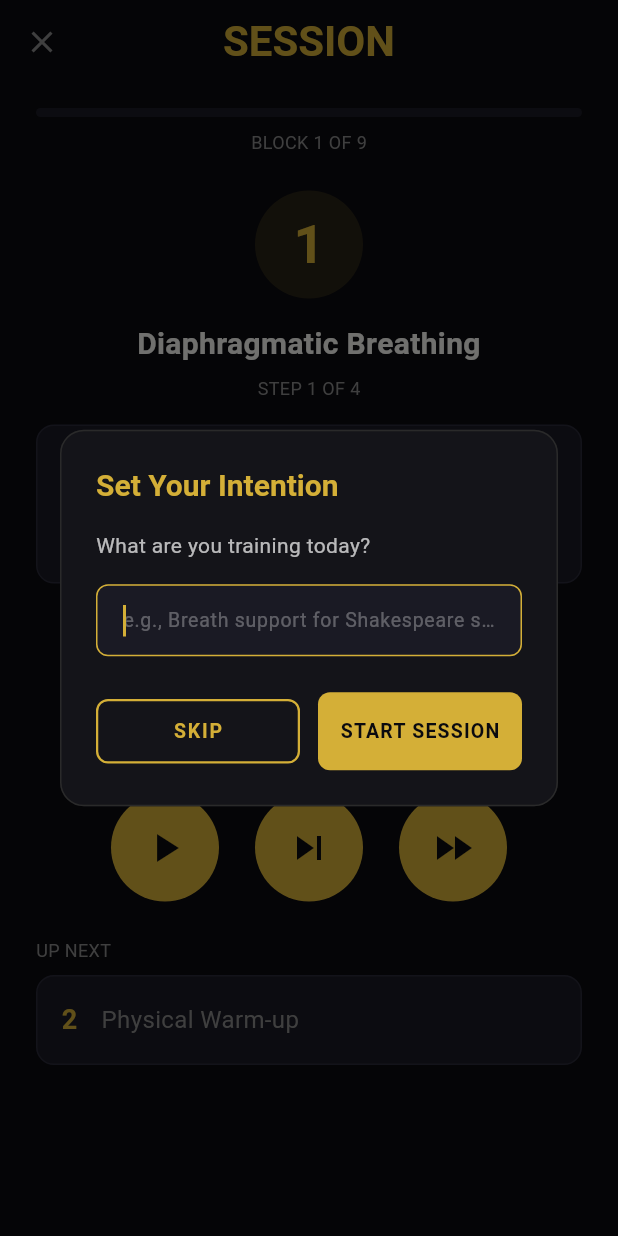
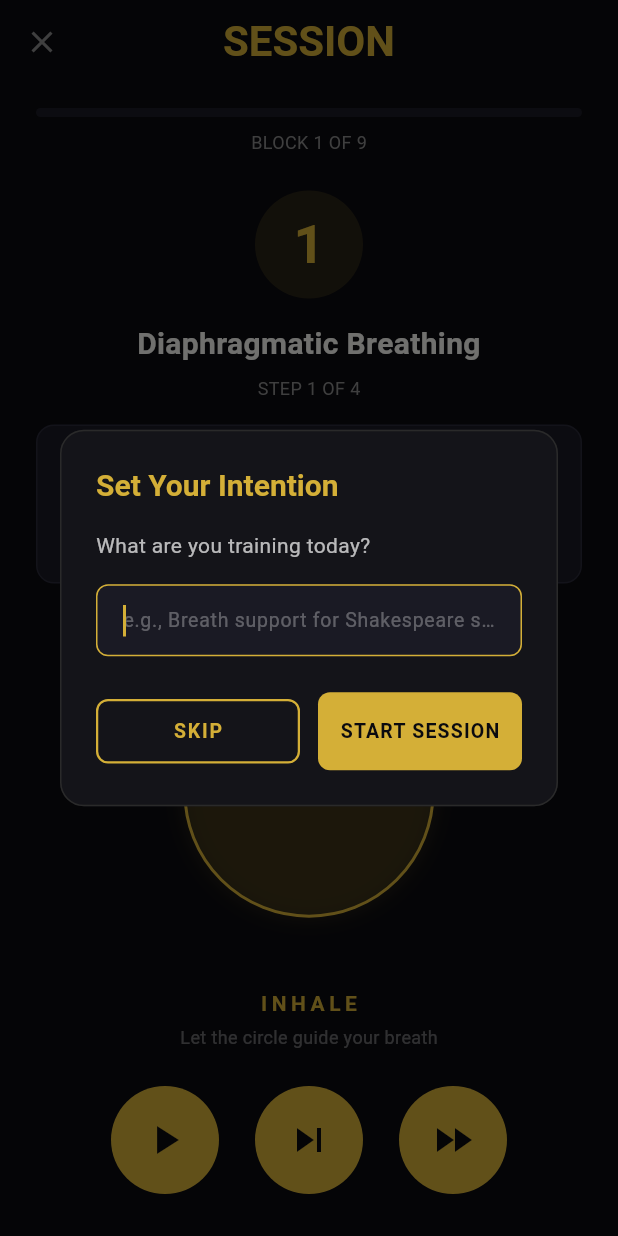
Before and after one commit to Sundaram6/Actor-Trainor, a Flutter app: the SessionScreen screen opened directly, on a phone screen of 412 x 824 dp. Run offline on Flutter 3.47's test engine with Material 3 defaults, Android fonts, the light colour scheme and no system bars; our stand-ins replace audioplayers, clock, drift, drift_flutter, flutter_local_notifications, flutter_riverpod and 5 more; accounts and stored records are empty; generated files the repository leaves out were written again.

Commit message:
feat(session): add smooth animated breathing visual guide on Block 1

```diff
--- a/lib/screens/session_screen.dart
+++ b/lib/screens/session_screen.dart
@@ -9,6 +9,7 @@ import '../providers/database_provider.dart';
 import '../database/database.dart';
 import '../services/sound_service.dart';
 import '../services/tts_service.dart';
+import '../widgets/breathing_guide.dart';
 import 'package:wakelock_plus/wakelock_plus.dart';
 import '../services/session_state_service.dart';
 import 'session_completion_screen.dart';
@@ -929,6 +930,13 @@ class _SessionScreenState extends ConsumerState<SessionScreen>
                       ),
                     ],
                     const SizedBox(height: 24),
+                    if (_currentIndex == 0 && kRoutineBlocks[0].subSteps != null)
+                      BreathingGuide(
+                        key: ValueKey('breath_${_currentIndex}_$_subStepIndex'),
+                        durationSeconds: _secondsRemaining,
+                        isPaused: _isPaused,
+                      )
+                    else
                       Text(
                         _timeText,
                         style: AppTextStyles.h1.copyWith(
--- /dev/null
+++ b/lib/widgets/breathing_guide.dart
@@ -0,0 +1,173 @@
+import 'package:flutter/material.dart';
+
+class BreathingGuide extends StatefulWidget {
+  final int? durationSeconds;
+  final bool isPaused;
+
+  const BreathingGuide({
+    super.key,
+    this.durationSeconds,
+    this.isPaused = false,
+  });
+
+  @override
+  State<BreathingGuide> createState() => _BreathingGuideState();
+}
+
+class _BreathingGuideState extends State<BreathingGuide>
+    with SingleTickerProviderStateMixin {
+  late final AnimationController _controller;
+
+  @override
+  void initState() {
+    super.initState();
+    _controller = AnimationController(
+      vsync: this,
+      duration: const Duration(seconds: 12),
+    );
+    if (!widget.isPaused) {
+      _controller.repeat();
+    }
+  }
+
+  @override
+  void didUpdateWidget(covariant BreathingGuide oldWidget) {
+    super.didUpdateWidget(oldWidget);
+    if (widget.isPaused != oldWidget.isPaused) {
+      if (widget.isPaused) {
+        _controller.stop();
+      } else {
+        _controller.repeat();
+      }
+    }
+  }
+
+  @override
+  void dispose() {
+    _controller.dispose();
+    super.dispose();
+  }
+
+  @override
+  Widget build(BuildContext context) {
+    final mediaQuery = MediaQuery.of(context);
+    final reduceMotion = mediaQuery.disableAnimations;
+
+    if (reduceMotion) {
+      return Column(
+        mainAxisSize: MainAxisSize.min,
+        children: [
+          Container(
+            width: 160,
+            height: 160,
+            decoration: BoxDecoration(
+              shape: BoxShape.circle,
+              color: const Color(0xFFD4AF37).withValues(alpha: 0.12),
+              border: Border.all(color: const Color(0xFFD4AF37), width: 2),
+            ),
+          ),
+          const SizedBox(height: 16),
+          const Text(
+            'BREATHE',
+            style: TextStyle(
+              color: Color(0xFFD4AF37),
+              fontSize: 14,
+              fontWeight: FontWeight.w700,
+              letterSpacing: 3,
+            ),
+          ),
+          const SizedBox(height: 4),
+          const Text(
+            'Let the circle guide your breath',
+            style: TextStyle(
+              color: Colors.white38,
+              fontSize: 12,
+            ),
+          ),
+        ],
+      );
+    }
+
+    return AnimatedBuilder(
+      animation: _controller,
+      builder: (context, child) {
+        final t = _controller.value;
+        double sizeRatio;
+        String label;
+
+        if (t < 0.3333) {
+          // Inhale (0.0 to 0.3333 -> 4 seconds)
+          sizeRatio = t / 0.3333;
+          label = 'INHALE';
+        } else if (t < 0.5000) {
+          // Hold at max (0.3333 to 0.5000 -> 2 seconds)
+          sizeRatio = 1.0;
+          label = 'HOLD';
+        } else if (t < 0.8333) {
+          // Exhale (0.5000 to 0.8333 -> 4 seconds)
+          sizeRatio = 1.0 - ((t - 0.5000) / 0.3333);
+          label = 'EXHALE';
+        } else {
+          // Hold at min (0.8333 to 1.0000 -> 2 seconds)
+          sizeRatio = 0.0;
+          label = 'HOLD';
+        }
+
+        final currentSize = 120.0 + (sizeRatio * 100.0); // 120px to 220px
+
+        return Column(
+          mainAxisSize: MainAxisSize.min,
+          children: [
+            SizedBox(
+              height: 230,
+              width: 230,
+              child: Center(
+                child: Container(
+                  width: currentSize,
+                  height: currentSize,
+                  decoration: BoxDecoration(
+                    shape: BoxShape.circle,
+                    color: const Color(0xFFD4AF37).withValues(
+                      alpha: 0.08 + (sizeRatio * 0.14),
+                    ),
+                    border: Border.all(
+                      color: const Color(0xFFD4AF37),
+                      width: 2,
+                    ),
+                    boxShadow: [
+                      BoxShadow(
+                        color: const Color(0xFFD4AF37).withValues(
+                          alpha: 0.25 * sizeRatio,
+                        ),
+                        blurRadius: 24 * sizeRatio,
+                        spreadRadius: 4 * sizeRatio,
+                      ),
+                    ],
+                  ),
+                ),
+              ),
+            ),
+            const SizedBox(height: 16),
+            Text(
+              label,
+              style: const TextStyle(
+                color: Color(0xFFD4AF37),
+                fontSize: 14,
+                fontWeight: FontWeight.w700,
+                letterSpacing: 3,
+              ),
+            ),
+            const SizedBox(height: 4),
+            const Text(
+              'Let the circle guide your breath',
+              style: TextStyle(
+                color: Colors.white38,
+                fontSize: 12,
+              ),
+            ),
+          ],
+        );
+      },
+    );
+  }
+}
```
Also changed, not shown: 1 other file. Lines whose indentation alone changed are shown as unchanged.
